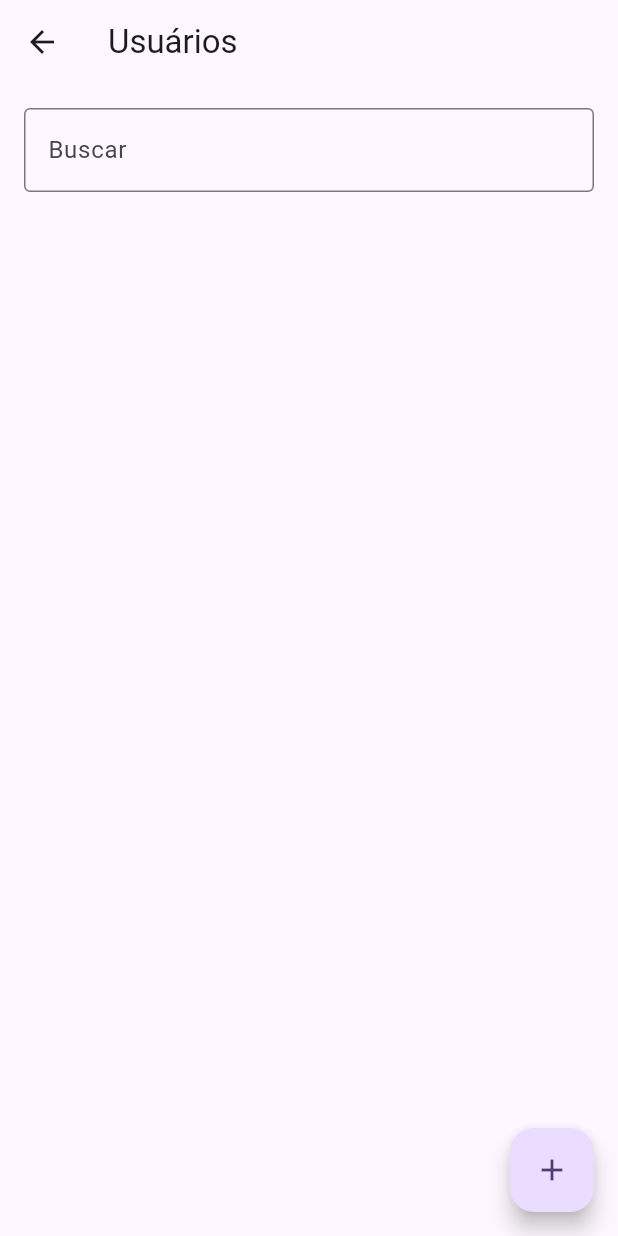
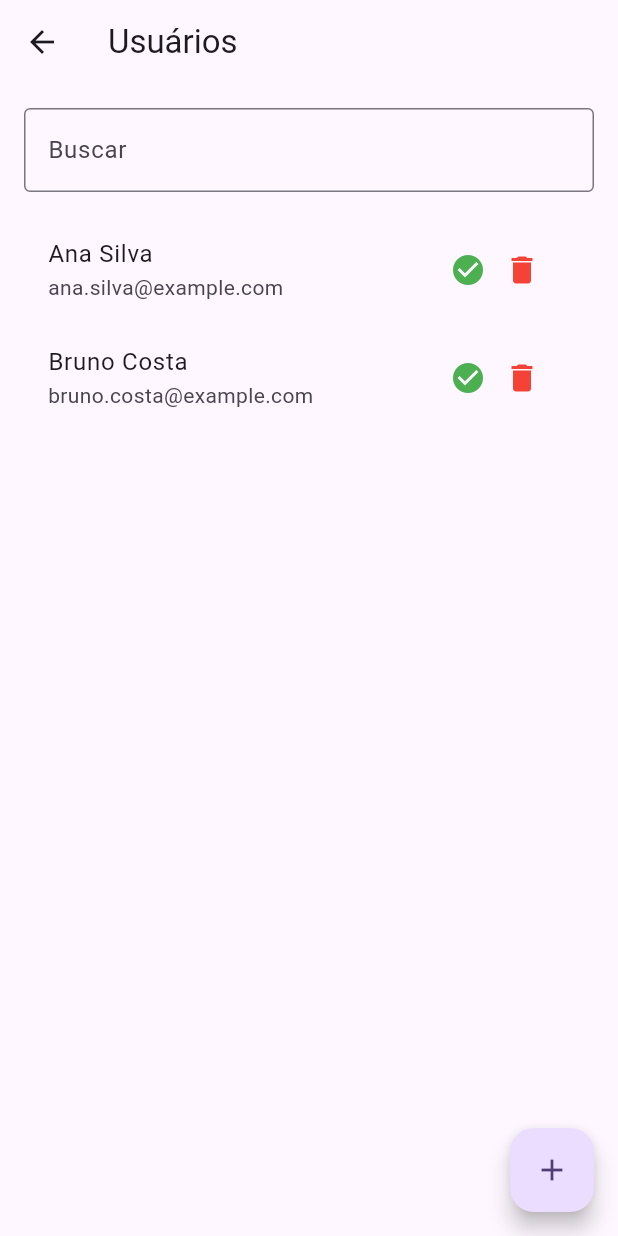
Before and after one commit to RenanPoersch/tf_mobile, a Flutter app: the screen it shows after launch, in the side drawer, after a tap on "Usuários", on a phone screen of 412 x 824 dp. Run offline on Flutter 3.47's test engine with Material 3 defaults, Android fonts, the phone set to English and light mode, and no system bars; our stand-ins replace sqflite; accounts and stored records are empty.

Commit message:
adiciona dados mock

```diff
--- a/lib/database/app_database.dart
+++ b/lib/database/app_database.dart
@@ -22,7 +22,12 @@ class AppDatabase {
       path,
       version: 1,
       onCreate: _onCreate,
+      onOpen: _onOpen,
     );
+  }
+
+  Future<void> _onOpen(Database db) async {
+    await _seedIfEmpty(db);
   }
 
   Future<void> _onCreate(Database db, int version) async {
@@ -57,6 +62,59 @@ class AppDatabase {
         FOREIGN KEY (eventId) REFERENCES events (id)
       )
     ''');
+
+    await _seedDatabase(db);
   }
 
+  Future<void> _seedIfEmpty(Database db) async {
+    final result = await db.rawQuery('SELECT COUNT(*) AS count FROM users');
+    final count = result.first['count'] as int? ?? 0;
+
+    if (count == 0) {
+      await _seedDatabase(db);
+    }
+  }
+
+  Future<void> _seedDatabase(Database db) async {
+    // Seed data: usuários, eventos e inscrições iniciais
+    final user1Id = await db.insert('users', {
+      'name': 'Ana Silva',
+      'email': 'ana.silva@example.com',
+      'active': 1,
+    });
+
+    final user2Id = await db.insert('users', {
+      'name': 'Bruno Costa',
+      'email': 'bruno.costa@example.com',
+      'active': 1,
+    });
+
+    final event1Id = await db.insert('events', {
+      'name': 'Flutter Workshop',
+      'description': 'Oficina prática de Flutter',
+      'date': DateTime.now().add(const Duration(days: 7)).toIso8601String(),
+      'eventType': 1,
+      'image': null,
+    });
+
+    final event2Id = await db.insert('events', {
+      'name': 'Encontro de Devs',
+      'description': 'Palestras e networking',
+      'date': DateTime.now().add(const Duration(days: 30)).toIso8601String(),
+      'eventType': 2,
+      'image': null,
+    });
+
+    await db.insert('registrations', {
+      'userId': user1Id,
+      'eventId': event1Id,
+      'isConfirmed': 1,
+    });
+
+    await db.insert('registrations', {
+      'userId': user2Id,
+      'eventId': event2Id,
+      'isConfirmed': 0,
+    });
+  }
 }
--- a/lib/views/home_view.dart
+++ b/lib/views/home_view.dart
@@ -48,7 +48,7 @@ class HomeView extends StatelessWidget {
               },
             ),
             ListTile(
-              title: const Text('Registros'),
+              title: const Text('Inscrições'),
               onTap: () {
                 Navigator.push(
                   context,
```
Also changed, not shown: lib/views/registration_view.dart (+34 -7 lines).
